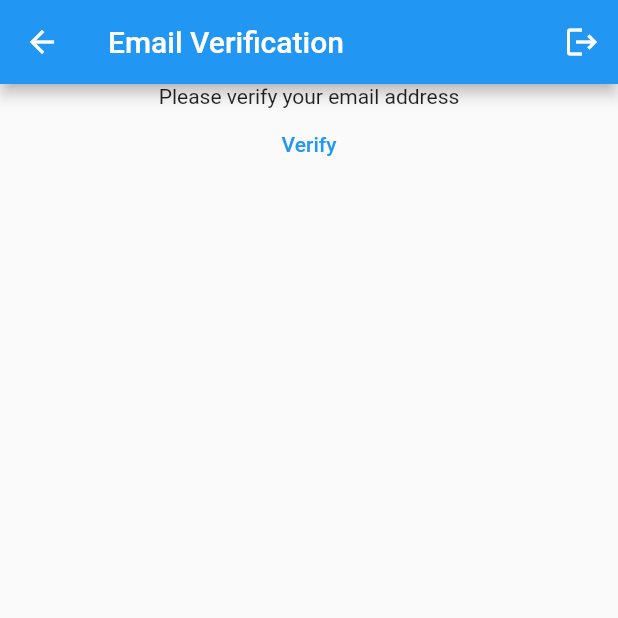
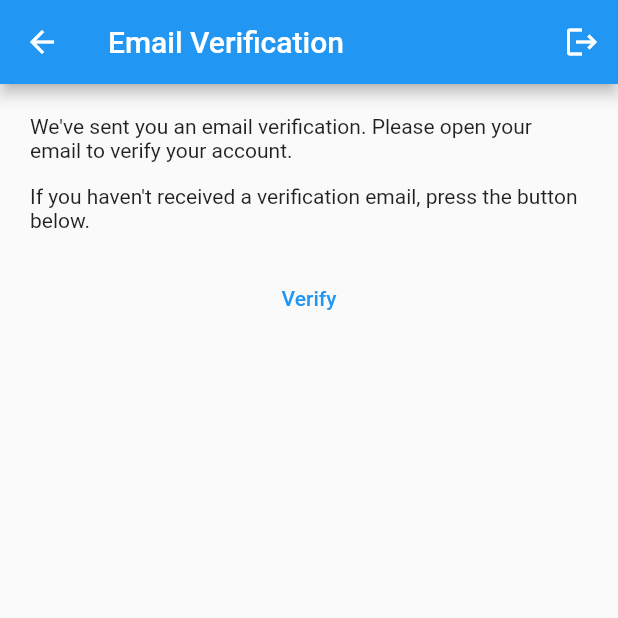
Before and after one commit to GKosheev/Flutter-Project, a Flutter app: the VerifyEmailView screen opened by its route, on a phone screen of 412 x 824 dp, the top half of it. Run offline on Flutter 3.47's test engine with Material 2 defaults, Android fonts, the phone set to English and light mode, and no system bars; our stand-ins replace firebase_auth, firebase_core; accounts and stored records are empty; network calls fail.

```diff
--- a/lib/utils/views/verify_email_view.dart
+++ b/lib/utils/views/verify_email_view.dart
@@ -1,6 +1,7 @@
 import 'package:firebase_auth/firebase_auth.dart';
 import 'package:flutter/material.dart';
 import 'package:myapp/constants/routes.dart';
+import 'package:myapp/utils/show_success_snackbar.dart';
 import '../show_error_snackbar.dart';
 
 class VerifyEmailView extends StatefulWidget {
@@ -38,19 +39,37 @@ class _VerifyEmailViewState extends State<VerifyEmailView> {
       body: Center(
         child: Column(
           children: [
-            const Text("Please verify your email address"),
+            Padding(
+              padding: const EdgeInsets.all(20.0),
+              child: Column(
+                children: const [
+                  Text(
+                      "We've sent you an email verification. Please open your email to verify your account."),
+                  SizedBox(height: 15),
+                  Text(
+                      "If you haven't received a verification email, press the button below."),
+                ],
+              ),
+            ),
             TextButton(
                 onPressed: () async {
                   try {
                     final user = FirebaseAuth.instance.currentUser;
                     await user?.sendEmailVerification();
+                    await FirebaseAuth.instance.signOut();
+                    showSuccessSnackbar(context,
+                        "Email has been sent. Please check your email and login again.");
+                    Navigator.of(context).pushNamedAndRemoveUntil(
+                      loginRoute,
+                      (_) => false,
+                    );
                   } on FirebaseAuthException catch (e) {
                     showErrorSnackbar(context, e.code.toString());
                   } catch (e) {
                     showErrorSnackbar(context, "Unexpected Error 😈");
                   }
                 },
-                child: const Text("Verify"))
+                child: const Text("Verify")),
           ],
         ),
       ),
```
Also changed, not shown: lib/utils/views/login_view.dart (+11 -6 lines), lib/utils/views/register_view.dart (+8 -5 lines).
